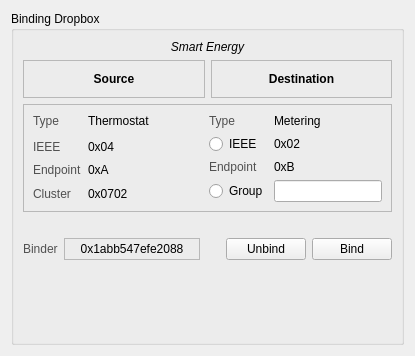
This is src/zm_binddropbox.ui in dresden-elektronik/deconz as Qt 5 draws it before an edit. The edited form follows.
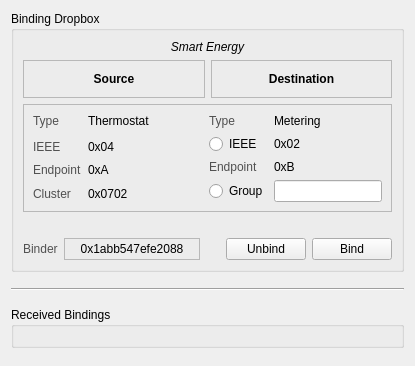
This is the edited form.

Commit message: Display node bindings in bind dropbox

```diff
--- a/src/zm_binddropbox.ui
+++ b/src/zm_binddropbox.ui
@@ -7,7 +7,7 @@
     <x>0</x>
     <y>0</y>
     <width>415</width>
-    <height>356</height>
+    <height>366</height>
    </rect>
   </property>
   <property name="windowTitle">
@@ -722,11 +722,67 @@
         </item>
        </layout>
       </item>
+     </layout>
+    </widget>
+   </item>
+   <item>
+    <spacer name="bindingTableButtonsSpacerTop">
+     <property name="orientation">
+      <enum>Qt::Vertical</enum>
+     </property>
+     <property name="sizeType">
+      <enum>QSizePolicy::Fixed</enum>
+     </property>
+     <property name="sizeHint" stdset="0">
+      <size>
+       <width>20</width>
+       <height>10</height>
+      </size>
+     </property>
+    </spacer>
+   </item>
+   <item>
+    <widget class="Line" name="bindingTableButtonsSeparator">
+     <property name="frameShape">
+      <enum>QFrame::HLine</enum>
+     </property>
+     <property name="frameShadow">
+      <enum>QFrame::Sunken</enum>
+     </property>
+    </widget>
+   </item>
+   <item>
+    <spacer name="bindingTableButtonsSpacerBottom">
+     <property name="orientation">
+      <enum>Qt::Vertical</enum>
+     </property>
+     <property name="sizeType">
+      <enum>QSizePolicy::Fixed</enum>
+     </property>
+     <property name="sizeHint" stdset="0">
+      <size>
+       <width>20</width>
+       <height>10</height>
+      </size>
+     </property>
+    </spacer>
+   </item>
+   <item>
+    <widget class="QGroupBox" name="receivedBindingsGroupBox">
+     <property name="title">
+      <string>Received Bindings</string>
+     </property>
+     <layout class="QVBoxLayout" name="bindingTableLayout"/>
+    </widget>
+   </item>
       <item>
        <spacer name="verticalSpacer">
         <property name="orientation">
          <enum>Qt::Vertical</enum>
         </property>
+     <property name="sizeType">
+      <enum>QSizePolicy::Expanding</enum>
+     </property>
         <property name="sizeHint" stdset="0">
          <size>
           <width>17</width>
@@ -734,9 +790,6 @@
          </size>
         </property>
        </spacer>
-      </item>
-     </layout>
-    </widget>
    </item>
   </layout>
  </widget>
```
Lines whose indentation alone changed are shown as unchanged. The commit also changes 4 other files.
